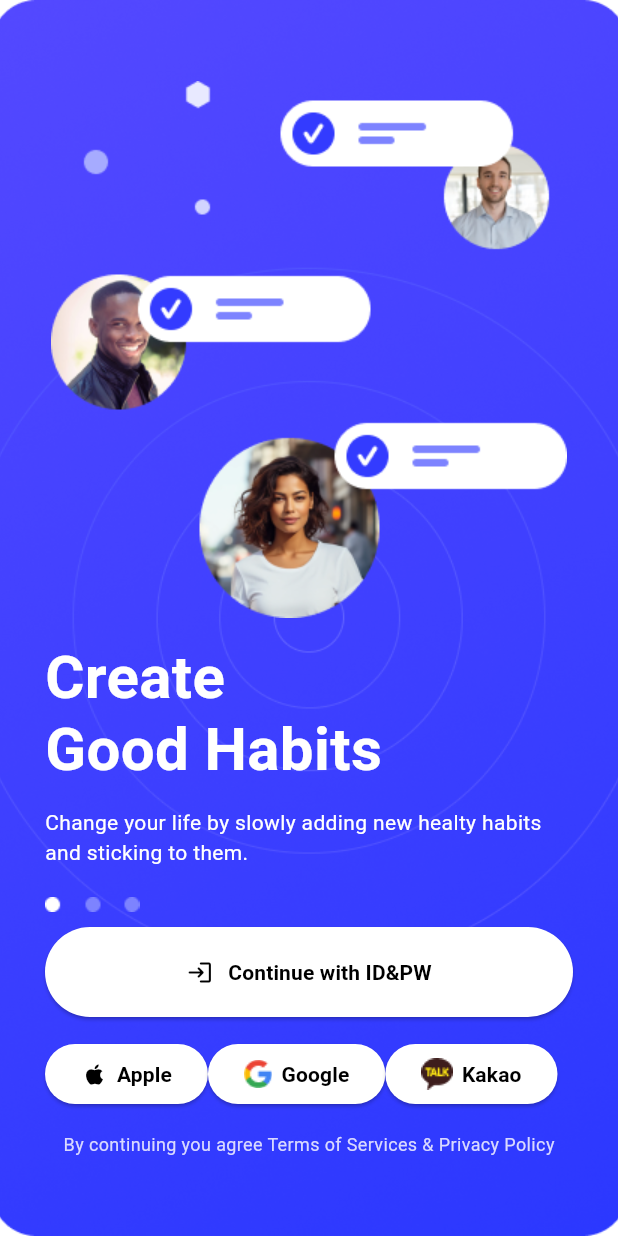
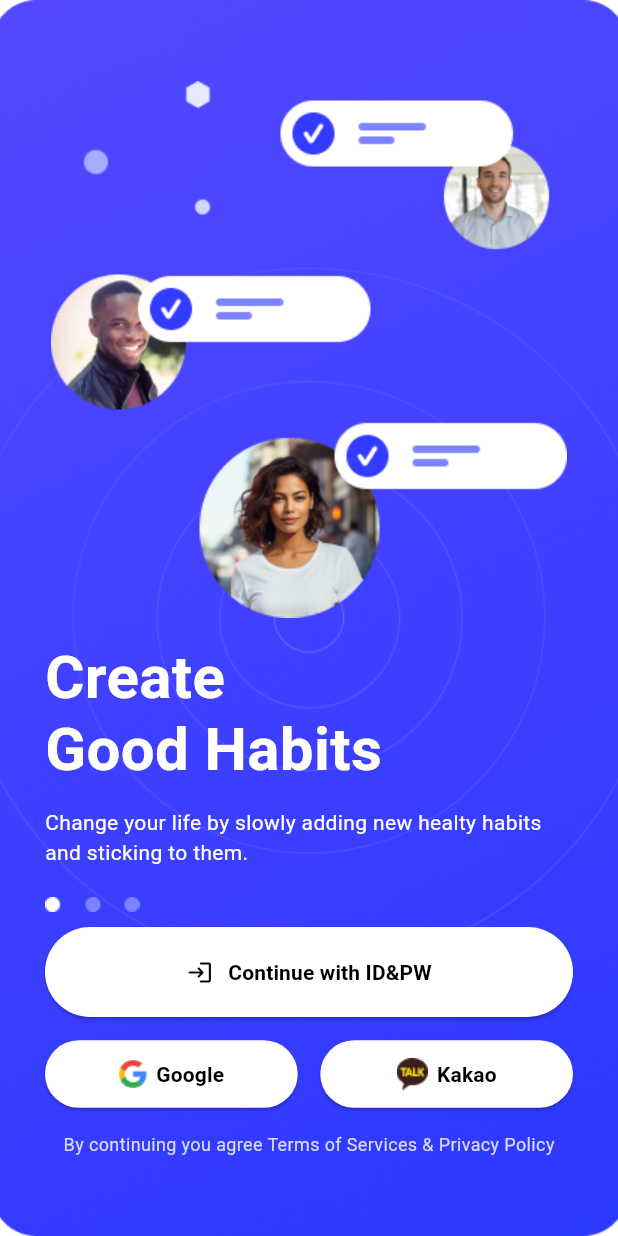
Before and after one commit to jinscodes/my_routine_app, a Flutter app: the screen it shows after launch, on a phone screen of 412 x 824 dp. Run offline on Flutter 3.47's test engine with Material 3 defaults, Android fonts, the phone set to English and light mode, and no system bars; drawn by our look-alikes of carousel_slider; our stand-ins replace dio, flutter_svg.

Commit message:
Login screen button

```diff
--- a/lib/widgets/login/loginButton.dart
+++ b/lib/widgets/login/loginButton.dart
@@ -22,8 +22,11 @@ class LoginButton extends StatelessWidget {
   Widget build(BuildContext context) {
     return ElevatedButton(
       style: ElevatedButton.styleFrom(
+        maximumSize: isSocialLogin
+            ? const Size(100, 45)
+            : Size(MediaQuery.of(context).size.width, 60.0),
         minimumSize: isSocialLogin
-            ? const Size(30, 40)
+            ? const Size(100, 45)
             : Size(MediaQuery.of(context).size.width, 60.0),
       ),
       onPressed: () {
--- a/lib/widgets/screens/login_screen.dart
+++ b/lib/widgets/screens/login_screen.dart
@@ -88,57 +88,14 @@ class LoginScreen extends StatelessWidget {
                             print("ID&PW");
                           },
                         ),
-                        // ElevatedButton(
-                        //   style: ElevatedButton.styleFrom(
-                        //     minimumSize: Size(
-                        //       MediaQuery.of(context).size.width,
-                        //       60.0,
-                        //     ),
-                        //   ),
-                        //   onPressed: () {
-                        //     print("Continue with ID&PW");
-                        //   },
-                        //   child: const Row(
-                        //     mainAxisAlignment: MainAxisAlignment.center,
-                        //     children: [
-                        //       Icon(
-                        //         Icons.login_rounded,
-                        //         color: Colors.black,
-                        //       ),
-                        //       SizedBox(
-                        //         width: 10,
-                        //       ),
-                        //       Text(
-                        //         "Continue with ID&PW",
-                        //         style: TextStyle(
-                        //           color: Colors.black,
-                        //           fontSize: 14,
-                        //           fontWeight: FontWeight.w700,
-                        //         ),
-                        //       ),
-                        //     ],
-                        //   ),
-                        // ),
-
                         const SizedBox(
                           height: 14,
                         ),
                         Row(
-                          // mainAxisAlignment: MainAxisAlignment.spaceBetween,
+                          mainAxisAlignment: MainAxisAlignment.spaceBetween,
                           children: [
-                            LoginButton(
-                              isSocialLogin: true,
-                              content: "Apple",
-                              isIcon: true,
-                              icon: const Icon(
-                                Icons.apple_rounded,
-                                color: Colors.black,
-                              ),
-                              onPressed: () {
-                                print("apple");
-                              },
-                            ),
-                            LoginButton(
+                            Expanded(
+                              child: LoginButton(
                                 isSocialLogin: true,
                                 content: "Google",
                                 isIcon: false,
@@ -147,7 +104,12 @@ class LoginScreen extends StatelessWidget {
                                   print("google");
                                 },
                               ),
-                            LoginButton(
+                            ),
+                            const SizedBox(
+                              width: 15,
+                            ),
+                            Expanded(
+                              child: LoginButton(
                                 isSocialLogin: true,
                                 content: "Kakao",
                                 isIcon: false,
@@ -155,6 +117,7 @@ class LoginScreen extends StatelessWidget {
                                 onPressed: () {
                                   print("kakao");
                                 },
+                              ),
                             ),
                           ],
                         ),
```
Also changed, not shown: 10 other files. Lines whose indentation alone changed are shown as unchanged.
